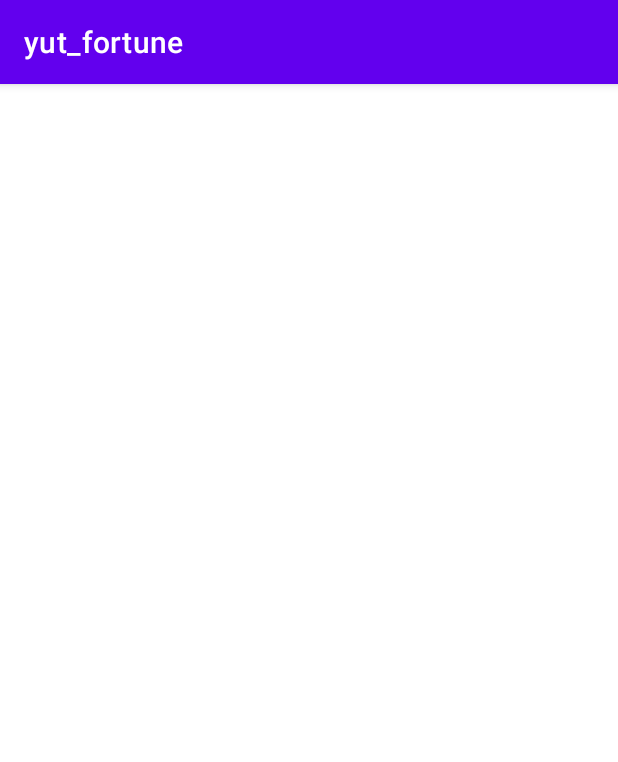
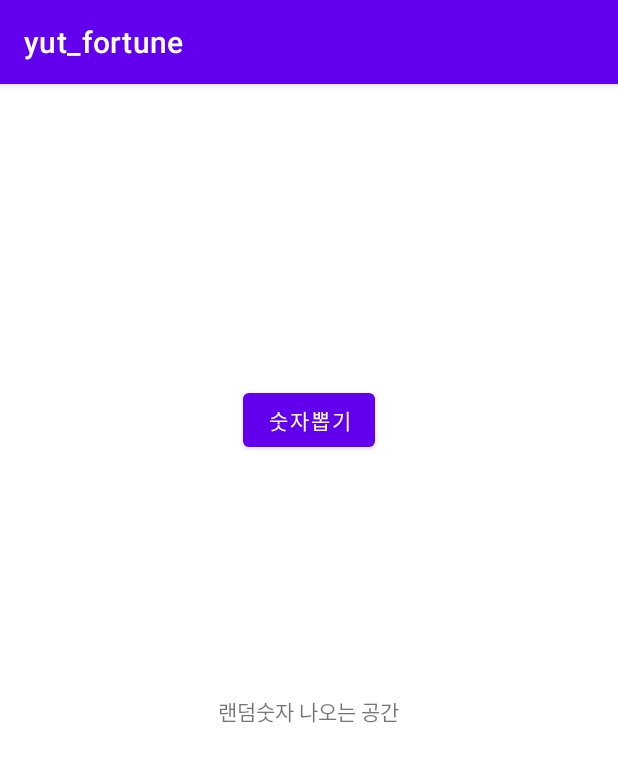
Before and after one commit to Suji6576/yut_fortune, an Android app: the screen it shows after launch (MainActivity), on a phone screen of 412 x 824 dp. Shown: the top 762 px of the screen. Run offline under Robolectric (Android 15) with nearby library versions, the phone set to English and light mode, and no system bars; our stand-ins replace data binding.

Commit message:
#2 메인 화면 UI 그리는 중

```diff
--- a/app/src/main/res/layout/activity_main.xml
+++ b/app/src/main/res/layout/activity_main.xml
@@ -1,15 +1,41 @@
 <?xml version="1.0" encoding="utf-8"?>
 <layout>
 
-    <androidx.constraintlayout.widget.ConstraintLayout xmlns:android="http://schemas.android.com/apk/res/android"
+    <LinearLayout xmlns:android="http://schemas.android.com/apk/res/android"
         xmlns:app="http://schemas.android.com/apk/res-auto"
         xmlns:tools="http://schemas.android.com/tools"
         android:layout_width="match_parent"
         android:layout_height="match_parent"
+        android:orientation="vertical"
+        android:padding="20dp"
+        android:gravity="center_vertical"
         tools:context=".MainActivity">
+
+        <Button
+            android:id="@+id/randomBtn"
+            android:layout_width="wrap_content"
+            android:layout_height="wrap_content"
+            android:layout_gravity="center"
+            android:text="숫자뽑기"/>
+
+        <LinearLayout
+            android:layout_width="match_parent"
+            android:layout_height="300dp"
+            android:orientation="horizontal"
+            android:layout_marginTop="20dp"
+            android:gravity="center">
+
+            <TextView
+                android:layout_width="wrap_content"
+                android:layout_height="wrap_content"
+                android:text="랜덤숫자 나오는 공간"/>
+
+        </LinearLayout>
 
 
 
-    </androidx.constraintlayout.widget.ConstraintLayout>
+
+
+    </LinearLayout>
 
 </layout>
```
